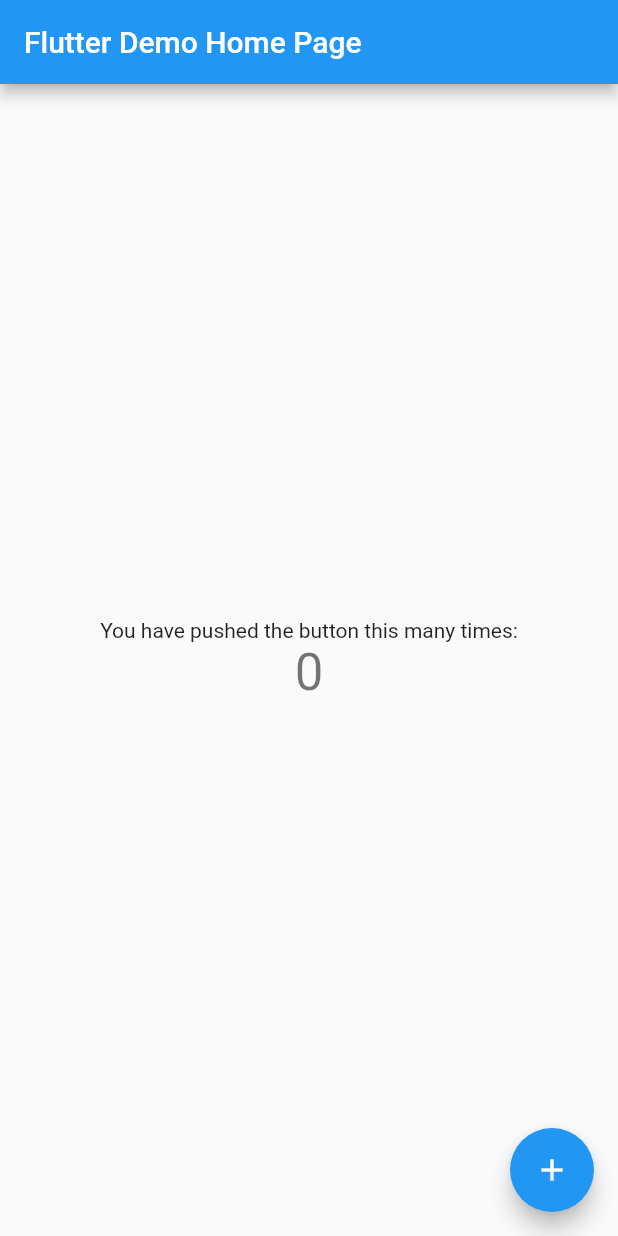
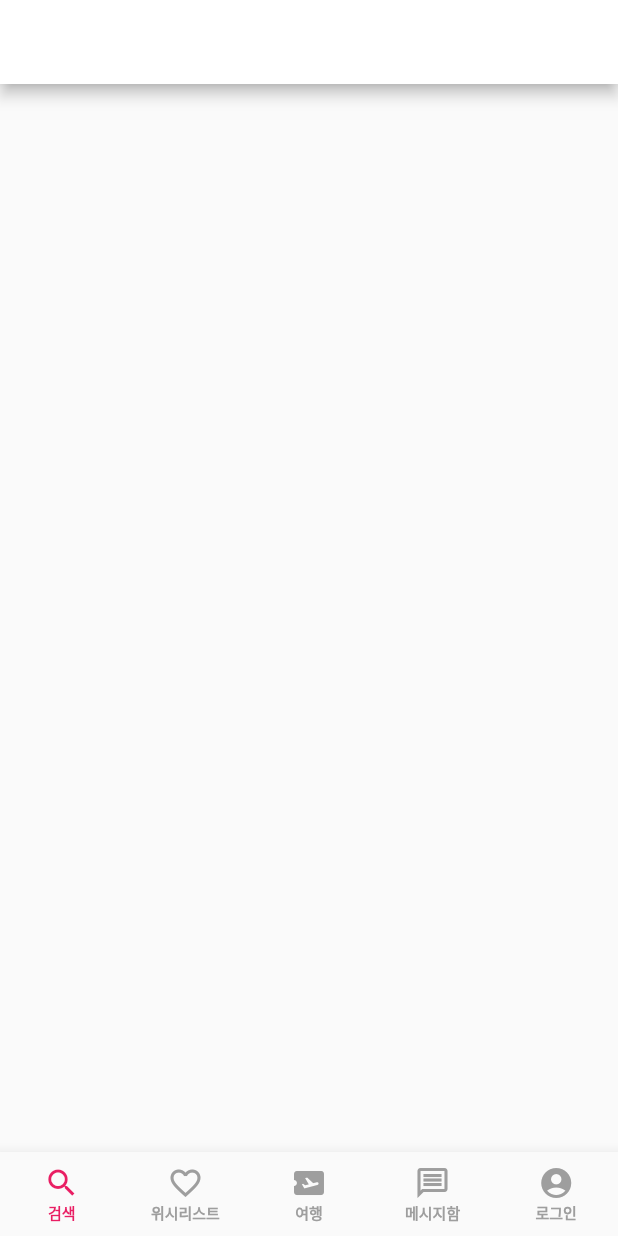
Before and after one commit to CN-DEV-STUDY/airbnb-app-clone, a Flutter app: the screen it shows after launch, on a phone screen of 412 x 824 dp. Run offline on Flutter 3.47's test engine with Material 2 defaults, Android fonts, the phone set to English and light mode, and no system bars; missing offline and left inert: dart:js.

Commit message:
bottom navigatorBar tab 이동기능 완료

```diff
--- a/lib/main.dart
+++ b/lib/main.dart
@@ -1,115 +1,89 @@
+import 'dart:js';
+
+import 'package:airbnb_app_clone/login.dart';
+import 'package:airbnb_app_clone/message.dart';
+import 'package:airbnb_app_clone/search.dart';
+import 'package:airbnb_app_clone/travel.dart';
+import 'package:airbnb_app_clone/wish_list.dart';
 import 'package:flutter/material.dart';
 
 void main() {
-  runApp(const MyApp());
+  runApp(MaterialApp(
+    initialRoute: "/",
+    routes: {
+      "/" : (context) => MainPage(),
+      "/message" : (context) => Message(),
+      "/travel" : (context) => Travel(),
+      "/wish" : (context) => WishList(),
+      "login" : (context) => Login()
+    },
+  ));
 }
 
-class MyApp extends StatelessWidget {
-  const MyApp({super.key});
 
-  // This widget is the root of your application.
+class MainPage extends StatelessWidget {
+  const MainPage({Key? key}) : super(key: key);
   @override
   Widget build(BuildContext context) {
-    return MaterialApp(
-      title: 'Flutter Demo',
-      theme: ThemeData(
-        // This is the theme of your application.
-        //
-        // Try running your application with "flutter run". You'll see the
-        // application has a blue toolbar. Then, without quitting the app, try
-        // changing the primarySwatch below to Colors.green and then invoke
-        // "hot reload" (press "r" in the console where you ran "flutter run",
-        // or simply save your changes to "hot reload" in a Flutter IDE).
-        // Notice that the counter didn't reset back to zero; the application
-        // is not restarted.
-        primarySwatch: Colors.blue,
+    return Scaffold(
+      body: Center(
+        child: TabPage(),
       ),
-      home: const MyHomePage(title: 'Flutter Demo Home Page'),
     );
   }
 }
 
-class MyHomePage extends StatefulWidget {
-  const MyHomePage({super.key, required this.title});
-
-  // This widget is the home page of your application. It is stateful, meaning
-  // that it has a State object (defined below) that contains fields that affect
-  // how it looks.
-
-  // This class is the configuration for the state. It holds the values (in this
-  // case the title) provided by the parent (in this case the App widget) and
-  // used by the build method of the State. Fields in a Widget subclass are
-  // always marked "final".
-
-  final String title;
-
+// Bottom Navigation Bar
+// 동적으로 화면을 변화하므로 StatefulWdiget 사용
+class TabPage extends StatefulWidget {
   @override
-  State<MyHomePage> createState() => _MyHomePageState();
+  _TabPageState createState() => _TabPageState();
 }
 
-class _MyHomePageState extends State<MyHomePage> {
-  int _counter = 0;
+class _TabPageState extends State<TabPage> {
 
-  void _incrementCounter() {
-    setState(() {
-      // This call to setState tells the Flutter framework that something has
-      // changed in this State, which causes it to rerun the build method below
-      // so that the display can reflect the updated values. If we changed
-      // _counter without calling setState(), then the build method would not be
-      // called again, and so nothing would appear to happen.
-      _counter++;
-    });
-  }
+  int _selectedIndex = 0; // 처음에 나올 화면 지정
+
+  // 이동할 페이지
+  List _pages = [Search(),WishList(),Travel(),Message(), Login()];
 
   @override
   Widget build(BuildContext context) {
-    // This method is rerun every time setState is called, for instance as done
-    // by the _incrementCounter method above.
-    //
-    // The Flutter framework has been optimized to make rerunning build methods
-    // fast, so that you can just rebuild anything that needs updating rather
-    // than having to individually change instances of widgets.
     return Scaffold(
-      appBar: AppBar(
-        // Here we take the value from the MyHomePage object that was created by
-        // the App.build method, and use it to set our appbar title.
-        title: Text(widget.title),
-      ),
-      body: Center(
-        // Center is a layout widget. It takes a single child and positions it
-        // in the middle of the parent.
-        child: Column(
-          // Column is also a layout widget. It takes a list of children and
-          // arranges them vertically. By default, it sizes itself to fit its
-          // children horizontally, and tries to be as tall as its parent.
-          //
-          // Invoke "debug painting" (press "p" in the console, choose the
-          // "Toggle Debug Paint" action from the Flutter Inspector in Android
-          // Studio, or the "Toggle Debug Paint" command in Visual Studio Code)
-          // to see the wireframe for each widget.
-          //
-          // Column has various properties to control how it sizes itself and
-          // how it positions its children. Here we use mainAxisAlignment to
-          // center the children vertically; the main axis here is the vertical
-          // axis because Columns are vertical (the cross axis would be
-          // horizontal).
-          mainAxisAlignment: MainAxisAlignment.center,
-          children: <Widget>[
-            const Text(
-              'You have pushed the button this many times:',
-            ),
-            Text(
-              '$_counter',
-              style: Theme.of(context).textTheme.headlineMedium,
-            ),
+
+        body: Center(
+          child: _pages[_selectedIndex], // 페이지와 연결
+        ),
+
+        // BottomNavigationBar 위젯
+        bottomNavigationBar: BottomNavigationBar(
+          type: BottomNavigationBarType.fixed, // bottomNavigationBar item이 4개 이상일 경우
+
+          // 클릭 이벤트
+          onTap: _onItemTapped,
+
+          currentIndex: _selectedIndex, // 현재 선택된 index
+
+          // BottomNavigationBarItem 위젯
+          items: <BottomNavigationBarItem>[
+            BottomNavigationBarItem(icon: Icon(Icons.search), label: "검색"),
+            BottomNavigationBarItem(icon: Icon(Icons.favorite_outline), label: "위시리스트"),
+            BottomNavigationBarItem(icon: Icon(Icons.airplane_ticket), label: "여행"),
+            BottomNavigationBarItem(icon: Icon(Icons.message_outlined), label: "메시지함"),
+            BottomNavigationBarItem(icon: Icon(Icons.account_circle), label: "로그인"),
           ],
-        ),
-      ),
-      floatingActionButton: FloatingActionButton(
-        onPressed: _incrementCounter,
-        tooltip: 'Increment',
-        child: const Icon(Icons.add),
-      ), // This trailing comma makes auto-formatting nicer for build methods.
+          selectedItemColor: Colors.pink, // 선택된 요소 색
+          unselectedItemColor: Colors.grey, // 선택되지 않은 요소 색
+          selectedLabelStyle: TextStyle(fontSize: 10, fontWeight: FontWeight.bold , color:Colors.pink ), // 선택된 라벨 스타일
+          unselectedLabelStyle: TextStyle(fontSize: 10, fontWeight: FontWeight.bold , color: Colors.grey), // 선택되지 않은 라벨 스타일
+        )
     );
   }
+
+  void _onItemTapped(int index) {
+    // state 갱신
+    setState(() {
+      _selectedIndex = index; // index는 item 순서로 0, 1, 2로 구성
+    });
+  }
 }
--- /dev/null
+++ b/lib/search.dart
@@ -0,0 +1,14 @@
+import 'package:flutter/material.dart';
+
+class Search extends StatelessWidget {
+  const Search({Key? key}) : super(key: key);
+
+  @override
+  Widget build(BuildContext context) {
+    return Scaffold(
+      appBar: AppBar(
+        backgroundColor: Colors.white,
+      ),
+    );
+  }
+}
```
Also changed, not shown: lib/login.dart (added, +12 -0 lines), lib/message.dart (added, +12 -0 lines), lib/travel.dart (added, +12 -0 lines), lib/wish_list.dart (added, +12 -0 lines), 1 other file.
